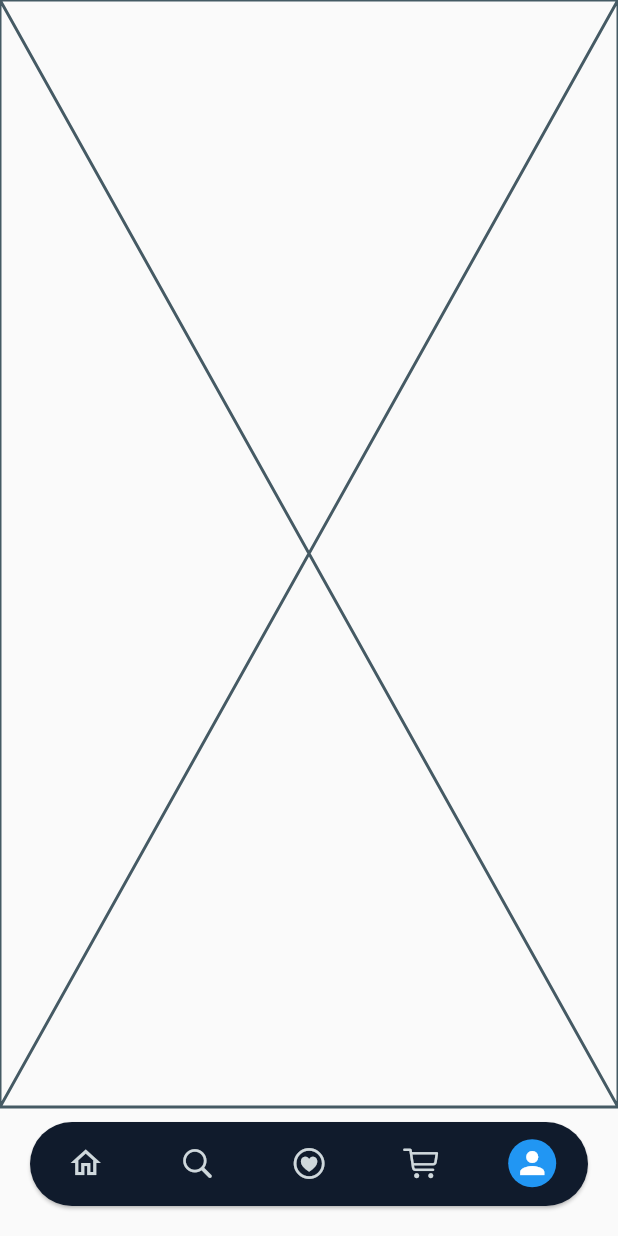
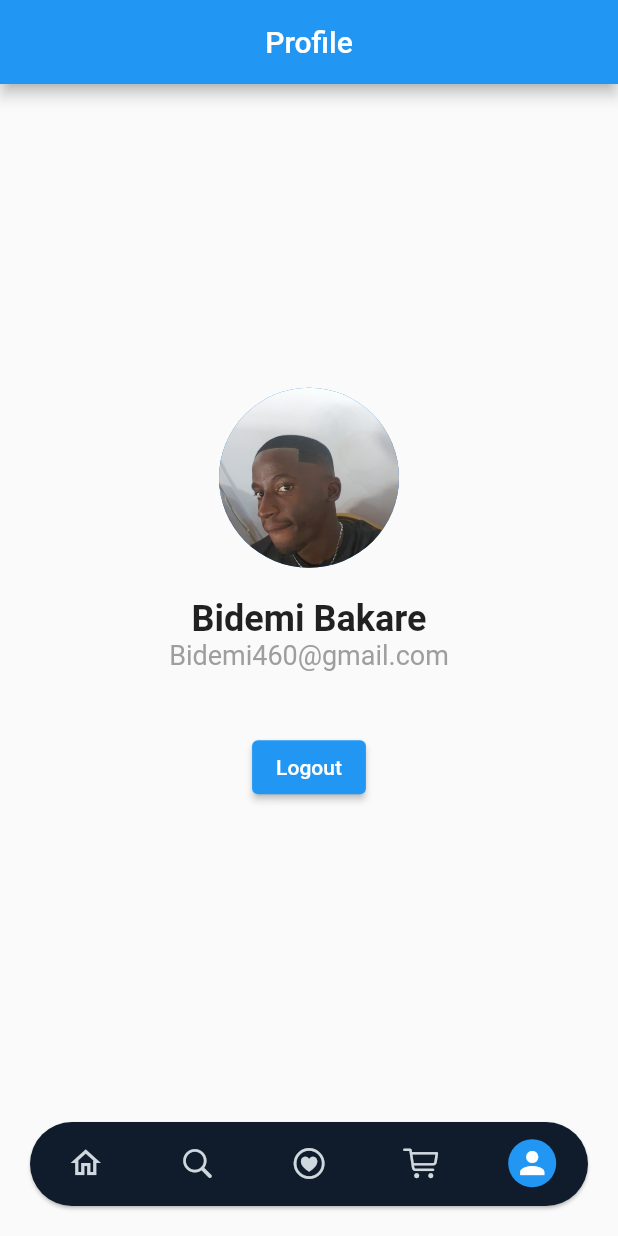
Before and after one commit to Azag3077/Test, a Flutter app: the NavigationPage screen opened directly, item 5 of the bottom bar chosen, on a phone screen of 412 x 824 dp. Run offline on Flutter 3.47's test engine with Material 2 defaults, Android fonts, the phone set to English and light mode, and no system bars; our stand-ins replace cached_network_image, flutter_riverpod, google_fonts, shared_preferences, shimmer; accounts and stored records are empty.

Commit message:
first commit

```diff
--- a/lib/main.dart
+++ b/lib/main.dart
@@ -1,4 +1,4 @@
-import 'package:ecommerce/pages/login_page.dart';
+import 'package:ecommerce/pages/nav_page.dart';
 import 'package:flutter/material.dart';
 import 'package:flutter_riverpod/flutter_riverpod.dart';
 
@@ -11,9 +11,8 @@ class EcommerceApp extends StatelessWidget {
   Widget build(BuildContext context) {
     return MaterialApp(
       debugShowCheckedModeBanner: false,
-      home: LoginPage(
-        onTap: () {},
-      ),
+      title: 'Ecommerce App',
+      home: NavigationPage(),
     );
   }
 }
--- a/lib/pages/nav_page.dart
+++ b/lib/pages/nav_page.dart
@@ -3,20 +3,21 @@ import 'package:ecommerce/widgets/buttons.dart';
 import 'package:flutter/cupertino.dart';
 import 'package:flutter/material.dart';
 import 'package:flutter_riverpod/flutter_riverpod.dart';
+
 import 'cart_page.dart';
 import 'fav_page.dart';
 import 'home_page.dart';
+import 'profile_page.dart';
 import 'search_page.dart';
-import 'profile_page.dart';
 
 class NavigationPage extends ConsumerWidget {
-  const NavigationPage({Key? key}) : super(key: key);
+  NavigationPage({Key? key}) : super(key: key);
 
-  final List<Widget> _screens = const [
-    HomePage(),
-    SearchPage(),
-    FavPage(),
-    CartPage(),
+  final List<Widget> _screens = [
+    const HomePage(),
+    const SearchPage(),
+    const FavPage(),
+    const CartPage(),
     ProfilePage(),
   ];
 
@@ -36,9 +37,8 @@ class NavigationPage extends ConsumerWidget {
         bottomNavigationBar: Card(
           margin: const EdgeInsets.fromLTRB(20.0, 10.0, 20.0, 20.0),
           color: const Color.fromRGBO(16, 27, 44, 1),
-          shape: RoundedRectangleBorder(
-            borderRadius: BorderRadius.circular(50.0)
-          ),
+          shape:
+              RoundedRectangleBorder(borderRadius: BorderRadius.circular(50.0)),
           child: BottomNavigationBar(
             elevation: 0.0,
             selectedFontSize: 0.0,
@@ -48,7 +48,9 @@ class NavigationPage extends ConsumerWidget {
             type: BottomNavigationBarType.fixed,
             selectedItemColor: Colors.white,
             unselectedItemColor: Colors.blueGrey.shade100,
-            onTap: (int index) => ref.read(navIndexStateProvider.notifier).update((state) => index),
+            onTap: (int index) => ref
+                .read(navIndexStateProvider.notifier)
+                .update((state) => index),
             items: const <BottomNavigationBarItem>[
               BottomNavigationBarItem(
                 label: '',
@@ -63,7 +65,8 @@ class NavigationPage extends ConsumerWidget {
               BottomNavigationBarItem(
                 label: '',
                 icon: Icon(CupertinoIcons.heart_circle),
-                activeIcon: NavButton(icon: Icon(CupertinoIcons.heart_circle_fill)),
+                activeIcon:
+                    NavButton(icon: Icon(CupertinoIcons.heart_circle_fill)),
               ),
               BottomNavigationBarItem(
                 label: '',
--- a/lib/pages/profile_page.dart
+++ b/lib/pages/profile_page.dart
@@ -1,10 +1,43 @@
 import 'package:flutter/material.dart';
 
+void main() => runApp(MaterialApp(home: ProfilePage()));
+
 class ProfilePage extends StatelessWidget {
-  const ProfilePage({Key? key}) : super(key: key);
-
   @override
   Widget build(BuildContext context) {
-    return const Placeholder();
+    return Scaffold(
+      appBar: AppBar(
+        title: Text('Profile'),
+        centerTitle: true, // Center the app bar title
+      ),
+      body: Center(
+        child: Column(
+          mainAxisAlignment: MainAxisAlignment.center,
+          children: <Widget>[
+            CircleAvatar(
+              radius: 60,
+              backgroundImage: AssetImage(
+                  'images/profile.jpg'), // Replace with your avatar image
+            ),
+            SizedBox(height: 20),
+            Text(
+              'Bidemi Bakare', // Replace with user's name
+              style: TextStyle(fontSize: 24, fontWeight: FontWeight.bold),
+            ),
+            Text(
+              'Bidemi460@gmail.com', // Replace with user's email
+              style: TextStyle(fontSize: 18, color: Colors.grey),
+            ),
+            SizedBox(height: 40),
+            ElevatedButton(
+              onPressed: () {
+                // Implement logout logic here
+              },
+              child: Text('Logout'),
+            ),
+          ],
+        ),
+      ),
+    );
   }
 }
```
Also changed, not shown: lib/pages/home_page.dart (+32 -30 lines), images/profile.jpg (added).
